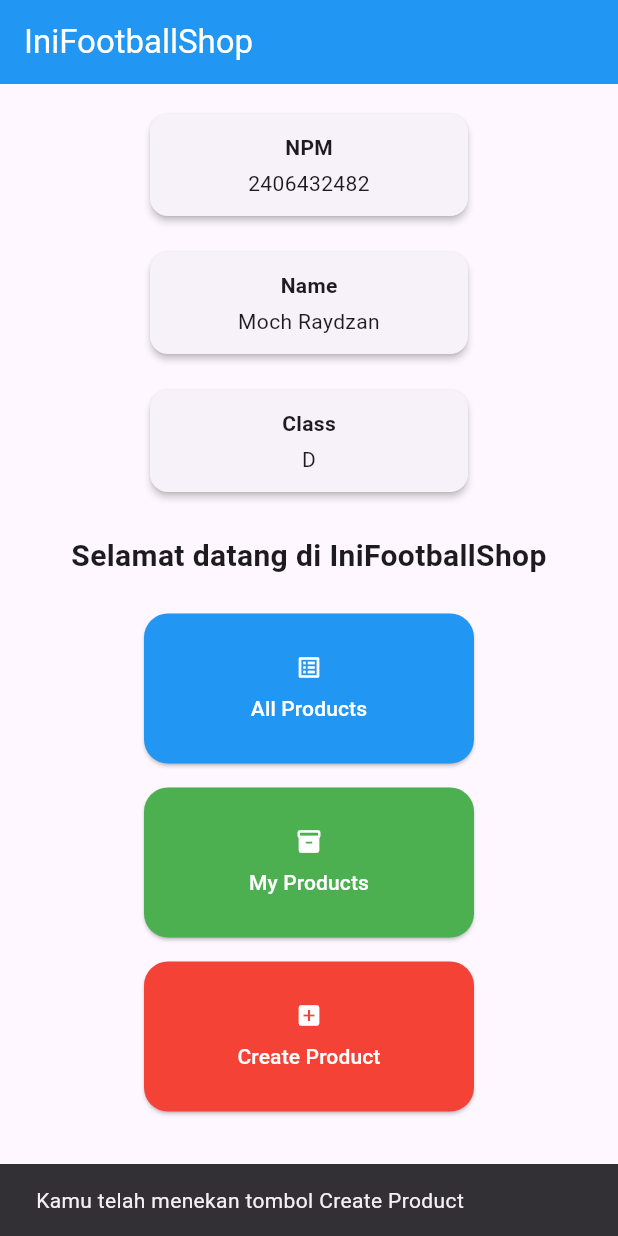
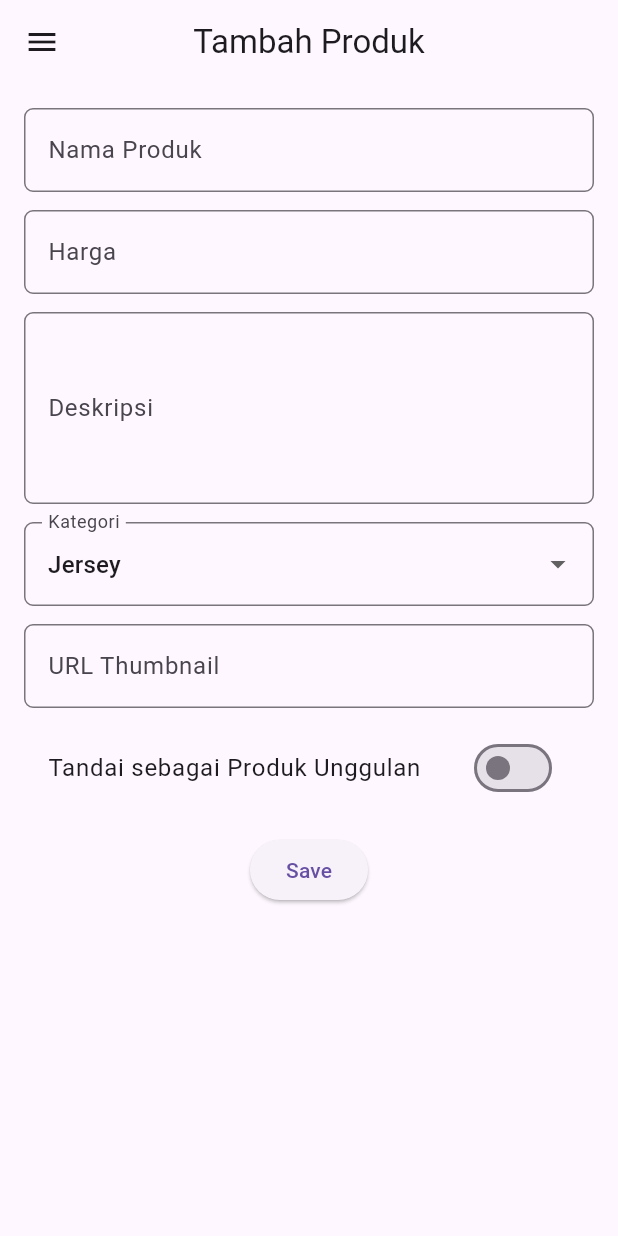
Before and after one commit to Raydzan/inifootballshop-mobile, a Flutter app: the screen it shows after launch, after a tap on "Create Product", on a phone screen of 412 x 824 dp. Run offline on Flutter 3.47's test engine with Material 3 defaults, Android fonts, the light colour scheme and no system bars.

Commit message:
Tugas 8: kelar

```diff
--- a/lib/main.dart
+++ b/lib/main.dart
@@ -1,5 +1,7 @@
 import 'package:flutter/material.dart';
 import 'menu.dart';
+import 'widgets/left_drawer.dart';
+import 'product_form.dart';
 
 void main() {
   runApp(MyApp());
@@ -34,6 +36,7 @@ class MyHomePage extends StatelessWidget {
         foregroundColor: Colors.white,
         elevation: 0,
       ),
+      drawer: const LeftDrawer(),
 
       body: Center(
         child: ConstrainedBox(
--- a/lib/menu.dart
+++ b/lib/menu.dart
@@ -1,4 +1,5 @@
 import 'package:flutter/material.dart';
+import 'product_form.dart';
 
 class MenuGrid extends StatelessWidget {
   final double tileWidth;
@@ -32,6 +33,12 @@ class MenuGrid extends StatelessWidget {
             icon: Icons.add_box,
             color: Colors.red,
             snackText: 'Kamu telah menekan tombol Create Product',
+            onPressedCustom: () {
+              Navigator.push(
+                context,
+                MaterialPageRoute(builder: (_) => const ProductFormPage()),
+              );
+            },
           ),
         ],
       ),
@@ -45,6 +52,7 @@ class MenuButton extends StatelessWidget {
   final IconData icon;
   final Color color;
   final String snackText;
+  final VoidCallback? onPressedCustom;
 
   const MenuButton({
     Key? key,
@@ -53,6 +61,7 @@ class MenuButton extends StatelessWidget {
     required this.icon,
     required this.color,
     required this.snackText,
+    this.onPressedCustom,
   }) : super(key: key);
 
   @override
@@ -66,7 +75,7 @@ class MenuButton extends StatelessWidget {
           foregroundColor: Colors.white,
           shape: RoundedRectangleBorder(borderRadius: BorderRadius.circular(16)),
         ),
-        onPressed: () {
+        onPressed: onPressedCustom ?? () {
           ScaffoldMessenger.of(context).hideCurrentSnackBar();
           ScaffoldMessenger.of(context).showSnackBar(
             SnackBar(content: Text(snackText)),
--- /dev/null
+++ b/lib/product_form.dart
@@ -0,0 +1,144 @@
+import 'package:flutter/material.dart';
+import 'widgets/left_drawer.dart';
+
+class ProductFormPage extends StatefulWidget {
+  const ProductFormPage({super.key});
+  @override
+  State<ProductFormPage> createState() => _ProductFormPageState();
+}
+
+class _ProductFormPageState extends State<ProductFormPage> {
+  final _formKey = GlobalKey<FormState>();
+
+  String _name = '';
+  String _priceStr = '';
+  String _description = '';
+  String _category = 'Jersey';
+  String _thumbnail = '';
+  bool _isFeatured = false;
+
+  final _categories = ['Jersey', 'Sepatu', 'Bola', 'Aksesori'];
+
+  @override
+  Widget build(BuildContext context) {
+    return Scaffold(
+      appBar: AppBar(centerTitle: true, title: const Text('Tambah Produk')),
+      drawer: const LeftDrawer(),
+      body: Form(
+        key: _formKey,
+        child: SingleChildScrollView(
+          padding: const EdgeInsets.all(16),
+          child: Column(crossAxisAlignment: CrossAxisAlignment.start, children: [
+            TextFormField(
+              decoration: _input('Nama Produk', 'Nama Produk'),
+              onChanged: (v) => _name = v,
+              validator: (v) {
+                if (v == null || v.isEmpty) return 'Nama tidak boleh kosong';
+                if (v.length < 3) return 'Nama minimal 3 karakter';
+                return null;
+              },
+            ),
+            const SizedBox(height: 12),
+            TextFormField(
+              keyboardType: TextInputType.number,
+              decoration: _input('Harga (Rp)', 'Harga'),
+              onChanged: (v) => _priceStr = v,
+              validator: (v) {
+                if (v == null || v.isEmpty) return 'Harga tidak boleh kosong';
+                final n = int.tryParse(v);
+                if (n == null) return 'Harga harus berupa angka';
+                if (n <= 0) return 'Harga harus > 0';
+                return null;
+              },
+            ),
+            const SizedBox(height: 12),
+            TextFormField(
+              maxLines: 4,
+              decoration: _input('Deskripsi', 'Deskripsi'),
+              onChanged: (v) => _description = v,
+              validator: (v) {
+                if (v == null || v.isEmpty) return 'Deskripsi tidak boleh kosong';
+                if (v.length < 10) return 'Deskripsi minimal 10 karakter';
+                return null;
+              },
+            ),
+            const SizedBox(height: 12),
+            DropdownButtonFormField<String>(
+              decoration: _input('Kategori', 'Kategori'),
+              value: _category,
+              items: _categories.map((c) => DropdownMenuItem(value: c, child: Text(c))).toList(),
+              onChanged: (val) => setState(() => _category = val ?? _category),
+            ),
+            const SizedBox(height: 12),
+            TextFormField(
+              decoration: _input('URL Thumbnail (opsional)', 'URL Thumbnail'),
+              onChanged: (v) => _thumbnail = v,
+              validator: (v) {
+                if (v == null || v.isEmpty) return null;
+                final ok = Uri.tryParse(v)?.hasAbsolutePath ?? false;
+                return ok ? null : 'URL tidak valid';
+              },
+            ),
+            const SizedBox(height: 12),
+            SwitchListTile(
+              title: const Text('Tandai sebagai Produk Unggulan'),
+              value: _isFeatured,
+              onChanged: (b) => setState(() => _isFeatured = b),
+            ),
+            const SizedBox(height: 16),
+            Align(
+              alignment: Alignment.center,
+              child: ElevatedButton(
+                child: const Text('Save'),
+                onPressed: () {
+                  if (_formKey.currentState!.validate()) {
+                    showDialog(
+                      context: context,
+                      builder: (ctx) => AlertDialog(
+                        title: const Text('Produk berhasil dibuat'),
+                        content: SingleChildScrollView(
+                          child: Column(
+                            crossAxisAlignment: CrossAxisAlignment.start,
+                            children: [
+                              Text('Nama: $_name'),
+                              Text('Harga: $_priceStr'),
+                              Text('Kategori: $_category'),
+                              Text('Unggulan: ${_isFeatured ? 'Ya' : 'Tidak'}'),
+                              Text('Thumbnail: ${_thumbnail.isEmpty ? '-' : _thumbnail}'),
+                              const SizedBox(height: 8),
+                              Text('Deskripsi:\n$_description'),
+                            ],
+                          ),
+                        ),
+                        actions: [
+                          TextButton(
+                            onPressed: () {
+                              Navigator.pop(ctx);
+                              _formKey.currentState!.reset();
+                              setState(() {
+                                _name = _priceStr = _description = _thumbnail = '';
+                                _category = _categories.first;
+                                _isFeatured = false;
+                              });
+                            },
+                            child: const Text('OK'),
+                          ),
+                        ],
+                      ),
+                    );
+                  }
+                },
+              ),
+            ),
+          ]),
+        ),
+      ),
+    );
+  }
+
+  InputDecoration _input(String hint, String label) => InputDecoration(
+    hintText: hint,
+    labelText: label,
+    border: OutlineInputBorder(borderRadius: BorderRadius.circular(6)),
+  );
+}
--- /dev/null
+++ b/lib/widgets/left_drawer.dart
@@ -0,0 +1,45 @@
+import 'package:flutter/material.dart';
+import '../product_form.dart';
+
+class LeftDrawer extends StatelessWidget {
+  const LeftDrawer({super.key});
+
+  @override
+  Widget build(BuildContext context) {
+    return Drawer(
+      child: ListView(
+        children: [
+          const DrawerHeader(
+            decoration: BoxDecoration(color: Colors.blue),
+            child: Align(
+              alignment: Alignment.bottomLeft,
+              child: Text(
+                'IniFootballShop',
+                style: TextStyle(fontSize: 24, color: Colors.white, fontWeight: FontWeight.bold),
+              ),
+            ),
+          ),
+          ListTile(
+            leading: const Icon(Icons.home_outlined),
+            title: const Text('Halaman Utama'),
+            onTap: () {
+              Navigator.pop(context);
+              Navigator.popUntil(context, (r) => r.isFirst);
+            },
+          ),
+          ListTile(
+            leading: const Icon(Icons.add_box_outlined),
+            title: const Text('Tambah Produk'),
+            onTap: () {
+              Navigator.pop(context);
+              Navigator.push(
+                context,
+                MaterialPageRoute(builder: (_) => const ProductFormPage()),
+              );
+            },
+          ),
+        ],
+      ),
+    );
+  }
+}
```
Also changed, not shown: 1 other file.
